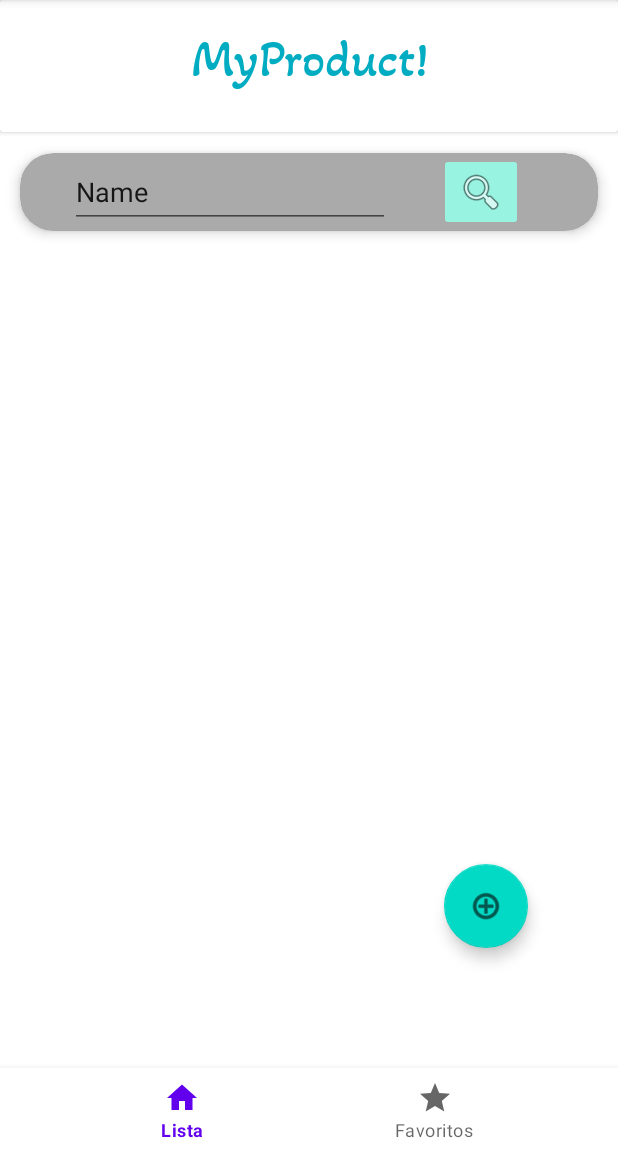
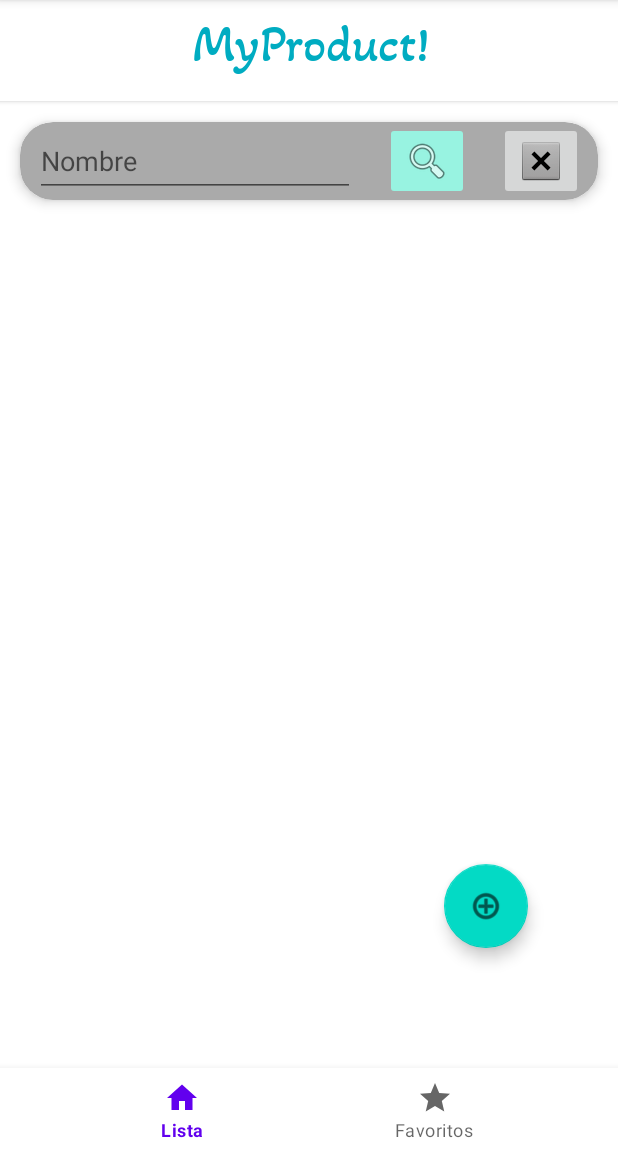
Before and after one commit to canitopai/UD6_App, an Android app: the screen it shows after launch (MainActivity), on a phone screen of 412 x 824 dp, the part 84-1236 px from its top. Run offline under Robolectric (Android 15) with nearby library versions, the phone set to English and light mode, and no system bars; our stand-ins replace Picasso, Room's generated code, navigation-ui; pictures from the network do not load; Roboto replaces fonts that are not available here; 1 statement that could not run was skipped.

Commit message:
Buscador terminado

```diff
--- a/app/src/main/java/com/canitopai/ud6_recu_app/ui/ProductAdapter.kt
+++ b/app/src/main/java/com/canitopai/ud6_recu_app/ui/ProductAdapter.kt
@@ -53,7 +53,9 @@ class ProductAdapter(private val onProductClicked: (ProductItem) -> Unit) :
         }
 
 
+
     }
+
 
     inner class ViewHolder(val binding: ProductItemBinding) : RecyclerView.ViewHolder(binding.root)
 
--- a/app/src/main/java/com/canitopai/ud6_recu_app/ui/ProductFavFragment.kt
+++ b/app/src/main/java/com/canitopai/ud6_recu_app/ui/ProductFavFragment.kt
@@ -35,10 +35,6 @@ class ProductFavFragment : Fragment() {
 
     private val adapter = ProductAdapter {
         db.productDao().deleteProd(it.name)
-        //val action = ProductFavFragmentDirections.actionProductFavFragment2ToProductDetailFragment(
-          //  it.id
-        //)
-        //findNavController().navigate(action)
         refreshProducts()
         checkEmpty()
 
--- a/app/src/main/java/com/canitopai/ud6_recu_app/ui/ProductListFragment.kt
+++ b/app/src/main/java/com/canitopai/ud6_recu_app/ui/ProductListFragment.kt
@@ -68,15 +68,21 @@ class ProductListFragment : Fragment() {
             for(i in adapter.currentList){
                 if (i.name.lowercase().contains(filtro.lowercase())){
                     filteredList.add(i)
-                    binding.recyclerView
+                    adapter.submitList(filteredList)
+                    adapter.notifyDataSetChanged()
                 }
             }
 
         }
+        binding.btnRemove.setOnClickListener {
+            refreshFilter()
+        }
 
     }
 
-
+    private fun refreshFilter(){
+        requestData()
+    }
     private fun requestData() {
 
         NetworkManager.service.getProducts().enqueue(object : Callback<List<ProductItem>> {
--- a/app/src/main/res/layout/activity_main.xml
+++ b/app/src/main/res/layout/activity_main.xml
@@ -20,8 +20,8 @@
 
     <androidx.cardview.widget.CardView
         android:id="@+id/cardView2"
-        android:layout_width="match_parent"
-        android:layout_height="wrap_content"
+        android:layout_width="418dp"
+        android:layout_height="67dp"
         app:layout_constraintEnd_toEndOf="parent"
         app:layout_constraintStart_toStartOf="parent"
         app:layout_constraintTop_toTopOf="parent">
--- a/app/src/main/res/layout/fragment_product_list.xml
+++ b/app/src/main/res/layout/fragment_product_list.xml
@@ -51,16 +51,26 @@
             android:layout_width="match_parent"
             android:layout_height="match_parent">
 
+            <ImageButton
+                android:id="@+id/btnRemove"
+                android:layout_width="wrap_content"
+                android:layout_height="wrap_content"
+                android:layout_marginStart="20dp"
+                app:layout_constraintStart_toEndOf="@+id/btnSearch"
+                app:layout_constraintTop_toTopOf="@+id/btnSearch"
+                app:srcCompat="@android:drawable/btn_dialog"
+                tools:ignore="SpeakableTextPresentCheck" />
+
             <EditText
                 android:id="@+id/etSearch"
                 android:layout_width="wrap_content"
                 android:layout_height="wrap_content"
+                android:layout_marginStart="10dp"
                 android:ems="10"
+                android:hint="Nombre"
                 android:inputType="textPersonName"
                 android:minHeight="48dp"
-                android:text="Name"
                 app:layout_constraintBottom_toBottomOf="parent"
-                app:layout_constraintEnd_toStartOf="@+id/btnSearch"
                 app:layout_constraintStart_toStartOf="parent"
                 app:layout_constraintTop_toTopOf="parent" />
 
@@ -68,13 +78,14 @@
                 android:id="@+id/btnSearch"
                 android:layout_width="wrap_content"
                 android:layout_height="wrap_content"
-                android:layout_marginEnd="50dp"
+                android:layout_marginStart="20dp"
                 android:backgroundTint="#98F3E1"
                 app:layout_constraintBottom_toBottomOf="parent"
-                app:layout_constraintEnd_toEndOf="parent"
+                app:layout_constraintStart_toEndOf="@+id/etSearch"
                 app:layout_constraintTop_toTopOf="parent"
                 app:srcCompat="@android:drawable/ic_menu_search"
                 tools:ignore="SpeakableTextPresentCheck" />
+
         </androidx.constraintlayout.widget.ConstraintLayout>
 
     </androidx.cardview.widget.CardView>
```
